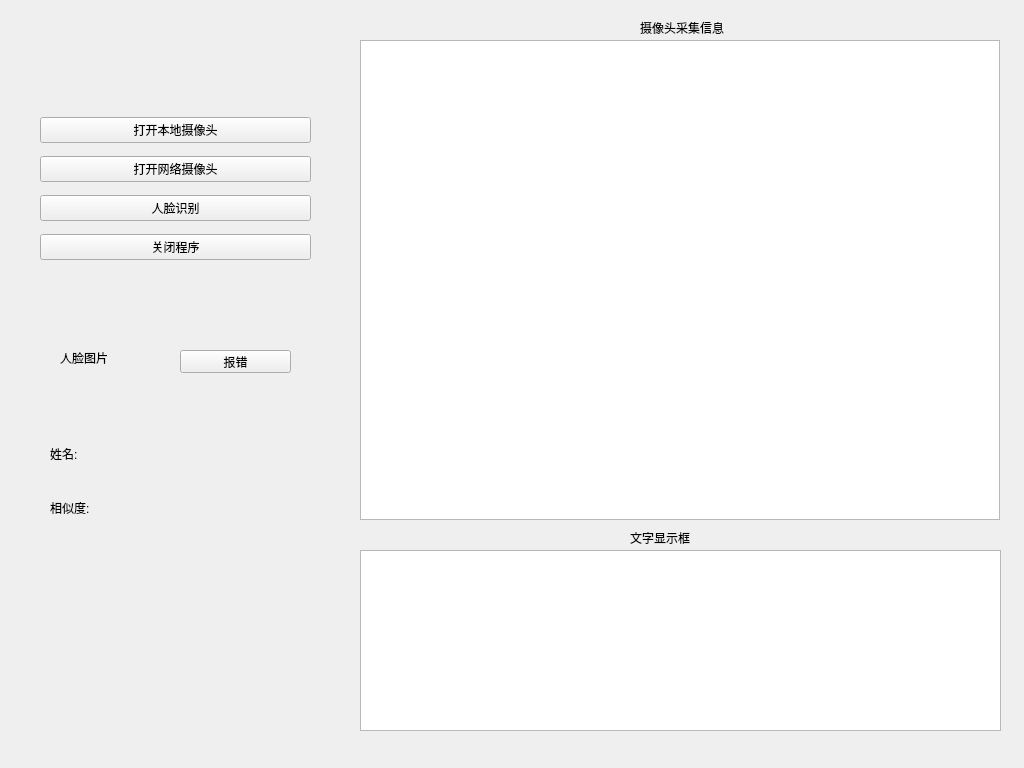
yeziyang1992/Face_Recognition_Client, file gui.ui: the form before one commit.
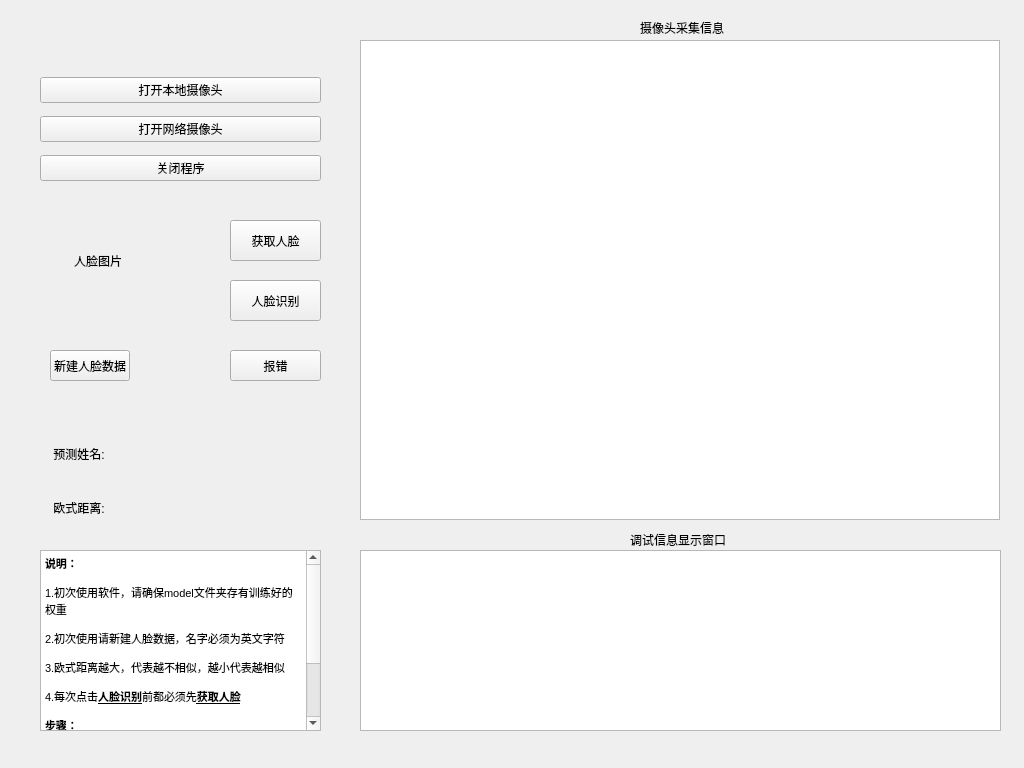
The form after the commit.

Diff of the .ui file:
```diff
--- a/gui.ui
+++ b/gui.ui
@@ -103,45 +103,24 @@
     <rect>
      <x>630</x>
      <y>530</y>
-     <width>71</width>
-     <height>16</height>
+     <width>111</width>
+     <height>20</height>
     </rect>
    </property>
    <property name="text">
-    <string>文字显示框</string>
+    <string>调试信息显示窗口</string>
    </property>
   </widget>
   <widget class="QWidget" name="layoutWidget">
    <property name="geometry">
     <rect>
-     <x>50</x>
+     <x>40</x>
      <y>430</y>
-     <width>251</width>
+     <width>281</width>
      <height>101</height>
     </rect>
    </property>
    <layout class="QGridLayout" name="gridLayout">
-    <item row="0" column="0">
-     <widget class="QLabel" name="label">
-      <property name="text">
-       <string>姓名:</string>
-      </property>
-     </widget>
-    </item>
-    <item row="1" column="0">
-     <widget class="QLabel" name="label_5">
-      <property name="text">
-       <string>相似度:</string>
-      </property>
-     </widget>
-    </item>
-    <item row="1" column="1">
-     <widget class="QLabel" name="label_look">
-      <property name="text">
-       <string/>
-      </property>
-     </widget>
-    </item>
     <item row="0" column="1">
      <widget class="QLabel" name="label_name">
       <property name="text">
@@ -149,15 +128,89 @@
       </property>
      </widget>
     </item>
+    <item row="2" column="1">
+     <widget class="QLabel" name="label_look">
+      <property name="text">
+       <string/>
+      </property>
+     </widget>
+    </item>
+    <item row="2" column="0">
+     <widget class="QLabel" name="label_5">
+      <property name="text">
+       <string>    欧式距离:</string>
+      </property>
+     </widget>
+    </item>
+    <item row="0" column="0">
+     <widget class="QLabel" name="label">
+      <property name="text">
+       <string>    预测姓名:</string>
+      </property>
+     </widget>
+    </item>
    </layout>
   </widget>
+  <widget class="QLabel" name="label_face">
+   <property name="enabled">
+    <bool>true</bool>
+   </property>
+   <property name="geometry">
+    <rect>
+     <x>50</x>
+     <y>210</y>
+     <width>96</width>
+     <height>96</height>
+    </rect>
+   </property>
+   <property name="minimumSize">
+    <size>
+     <width>96</width>
+     <height>96</height>
+    </size>
+   </property>
+   <property name="maximumSize">
+    <size>
+     <width>96</width>
+     <height>96</height>
+    </size>
+   </property>
+   <property name="text">
+    <string>&lt;html&gt;&lt;head/&gt;&lt;body&gt;&lt;p align=&quot;center&quot;&gt;&lt;span style=&quot; font-size:14pt; vertical-align:sub;&quot;&gt;人脸图片&lt;/span&gt;&lt;/p&gt;&lt;/body&gt;&lt;/html&gt;</string>
+   </property>
+  </widget>
+  <widget class="QTextEdit" name="textEdit_2">
+   <property name="geometry">
+    <rect>
+     <x>40</x>
+     <y>550</y>
+     <width>281</width>
+     <height>181</height>
+    </rect>
+   </property>
+   <property name="html">
+    <string>&lt;!DOCTYPE HTML PUBLIC &quot;-//W3C//DTD HTML 4.0//EN&quot; &quot;http://www.w3.org/TR/REC-html40/strict.dtd&quot;&gt;
+&lt;html&gt;&lt;head&gt;&lt;meta name=&quot;qrichtext&quot; content=&quot;1&quot; /&gt;&lt;style type=&quot;text/css&quot;&gt;
+p, li { white-space: pre-wrap; }
+&lt;/style&gt;&lt;/head&gt;&lt;body style=&quot; font-family:'SimSun'; font-size:9pt; font-weight:400; font-style:normal;&quot;&gt;
+&lt;p style=&quot; margin-top:12px; margin-bottom:12px; margin-left:0px; margin-right:0px; -qt-block-indent:0; text-indent:0px;&quot;&gt;&lt;span style=&quot; font-size:8pt; font-weight:600;&quot;&gt;说明：&lt;/span&gt;&lt;/p&gt;
+&lt;p style=&quot; margin-top:12px; margin-bottom:12px; margin-left:0px; margin-right:0px; -qt-block-indent:0; text-indent:0px;&quot;&gt;&lt;span style=&quot; font-size:8pt;&quot;&gt;1.初次使用软件，请确保model文件夹存有训练好的权重&lt;/span&gt;&lt;/p&gt;
+&lt;p style=&quot; margin-top:12px; margin-bottom:12px; margin-left:0px; margin-right:0px; -qt-block-indent:0; text-indent:0px;&quot;&gt;&lt;span style=&quot; font-size:8pt;&quot;&gt;2.初次使用请新建人脸数据，名字必须为英文字符&lt;/span&gt;&lt;/p&gt;
+&lt;p style=&quot; margin-top:12px; margin-bottom:12px; margin-left:0px; margin-right:0px; -qt-block-indent:0; text-indent:0px;&quot;&gt;&lt;span style=&quot; font-size:8pt;&quot;&gt;3.欧式距离越大，代表越不相似，越小代表越相似&lt;/span&gt;&lt;/p&gt;
+&lt;p style=&quot; margin-top:12px; margin-bottom:12px; margin-left:0px; margin-right:0px; -qt-block-indent:0; text-indent:0px;&quot;&gt;&lt;span style=&quot; font-size:8pt;&quot;&gt;4.每次点击&lt;/span&gt;&lt;span style=&quot; font-size:8pt; font-weight:600; text-decoration: underline;&quot;&gt;人脸识别&lt;/span&gt;&lt;span style=&quot; font-size:8pt;&quot;&gt;前都必须先&lt;/span&gt;&lt;span style=&quot; font-size:8pt; font-weight:600; text-decoration: underline;&quot;&gt;获取人脸&lt;/span&gt;&lt;/p&gt;
+&lt;p style=&quot; margin-top:12px; margin-bottom:12px; margin-left:0px; margin-right:0px; -qt-block-indent:0; text-indent:0px;&quot;&gt;&lt;span style=&quot; font-size:8pt; font-weight:600;&quot;&gt;步骤：&lt;/span&gt;&lt;/p&gt;
+&lt;p style=&quot; margin-top:12px; margin-bottom:12px; margin-left:0px; margin-right:0px; -qt-block-indent:0; text-indent:0px;&quot;&gt;&lt;span style=&quot; font-size:8pt;&quot;&gt;1.打开本地摄像头或者网络摄像头&lt;/span&gt;&lt;/p&gt;
+&lt;p style=&quot; margin-top:12px; margin-bottom:12px; margin-left:0px; margin-right:0px; -qt-block-indent:0; text-indent:0px;&quot;&gt;&lt;span style=&quot; font-size:8pt;&quot;&gt;2.点击获取人脸&lt;/span&gt;&lt;/p&gt;
+&lt;p style=&quot; margin-top:12px; margin-bottom:12px; margin-left:0px; margin-right:0px; -qt-block-indent:0; text-indent:0px;&quot;&gt;&lt;span style=&quot; font-size:8pt;&quot;&gt;3.点击人脸识别&lt;/span&gt;&lt;/p&gt;&lt;/body&gt;&lt;/html&gt;</string>
+   </property>
+  </widget>
   <widget class="QWidget" name="layoutWidget">
    <property name="geometry">
     <rect>
      <x>40</x>
-     <y>110</y>
-     <width>271</width>
-     <height>161</height>
+     <y>70</y>
+     <width>281</width>
+     <height>121</height>
     </rect>
    </property>
    <layout class="QGridLayout" name="gridLayout_2">
@@ -176,13 +229,6 @@
      </widget>
     </item>
     <item row="2" column="0">
-     <widget class="QPushButton" name="btn_get_face">
-      <property name="text">
-       <string>人脸识别</string>
-      </property>
-     </widget>
-    </item>
-    <item row="3" column="0">
      <widget class="QPushButton" name="btn_close">
       <property name="text">
        <string>关闭程序</string>
@@ -191,43 +237,93 @@
     </item>
    </layout>
   </widget>
-  <widget class="QLabel" name="label_face">
+  <widget class="QPushButton" name="btn_get_face">
    <property name="enabled">
     <bool>true</bool>
    </property>
    <property name="geometry">
     <rect>
-     <x>60</x>
-     <y>310</y>
-     <width>96</width>
-     <height>96</height>
+     <x>230</x>
+     <y>220</y>
+     <width>91</width>
+     <height>41</height>
     </rect>
    </property>
    <property name="minimumSize">
     <size>
-     <width>96</width>
-     <height>96</height>
+     <width>0</width>
+     <height>0</height>
     </size>
    </property>
    <property name="maximumSize">
     <size>
-     <width>96</width>
-     <height>96</height>
+     <width>100</width>
+     <height>60</height>
     </size>
    </property>
    <property name="text">
-    <string>人脸图片</string>
+    <string>获取人脸</string>
+   </property>
+  </widget>
+  <widget class="QPushButton" name="btn_face_recognize">
+   <property name="geometry">
+    <rect>
+     <x>230</x>
+     <y>280</y>
+     <width>91</width>
+     <height>41</height>
+    </rect>
+   </property>
+   <property name="minimumSize">
+    <size>
+     <width>30</width>
+     <height>30</height>
+    </size>
+   </property>
+   <property name="maximumSize">
+    <size>
+     <width>16777215</width>
+     <height>100</height>
+    </size>
+   </property>
+   <property name="text">
+    <string>人脸识别</string>
+   </property>
+  </widget>
+  <widget class="QPushButton" name="btn_new_face">
+   <property name="geometry">
+    <rect>
+     <x>50</x>
+     <y>350</y>
+     <width>80</width>
+     <height>31</height>
+    </rect>
+   </property>
+   <property name="maximumSize">
+    <size>
+     <width>100</width>
+     <height>100</height>
+    </size>
+   </property>
+   <property name="text">
+    <string>新建人脸数据</string>
    </property>
   </widget>
   <widget class="QPushButton" name="btn_debug">
    <property name="geometry">
     <rect>
-     <x>180</x>
+     <x>230</x>
      <y>350</y>
-     <width>111</width>
-     <height>23</height>
+     <width>91</width>
+     <height>31</height>
     </rect>
    </property>
+   <property name="maximumSize">
+    <size>
+     <width>100</width>
+     <height>100</height>
+    </size>
+   </property>
    <property name="text">
     <string>报错</string>
    </property>
```
